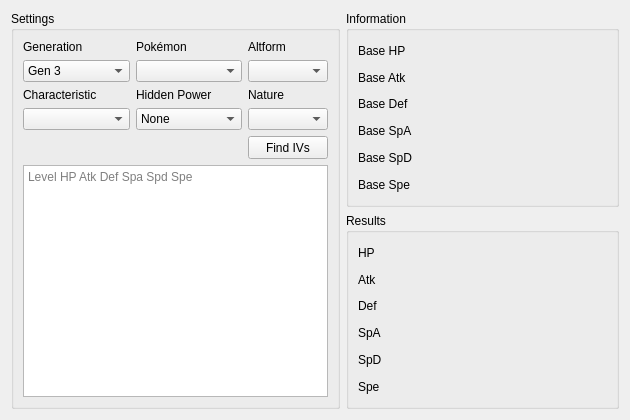
Admiral-Fish/PokeFinder, file Forms/Util/IVCalculator.ui: the form before one commit.
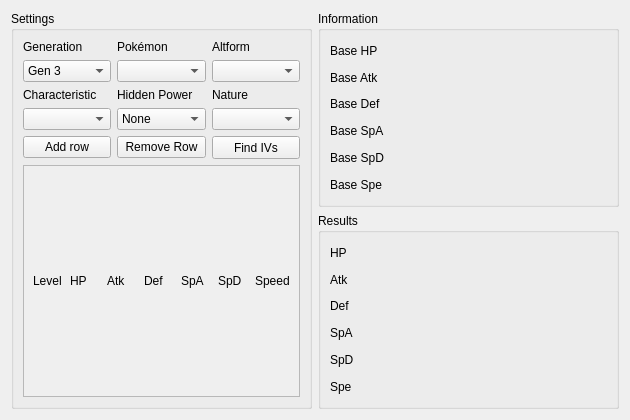
The form after the commit.

Diff of the .ui file:
```diff
--- a/Forms/Util/IVCalculator.ui
+++ b/Forms/Util/IVCalculator.ui
@@ -26,35 +26,33 @@
       <string>Settings</string>
      </property>
      <layout class="QGridLayout" name="gridLayout">
-      <item row="3" column="1">
-       <widget class="QComboBox" name="comboBoxHiddenPower">
-        <item>
-         <property name="text">
-          <string>None</string>
-         </property>
-        </item>
+      <item row="2" column="0">
+       <widget class="QLabel" name="labelCharacteristic">
+        <property name="text">
+         <string>Characteristic</string>
+        </property>
        </widget>
       </item>
-      <item row="4" column="0" colspan="2">
-       <spacer name="horizontalSpacer">
-        <property name="orientation">
-         <enum>Qt::Horizontal</enum>
+      <item row="0" column="0">
+       <widget class="QLabel" name="labelGeneraiton">
+        <property name="text">
+         <string>Generation</string>
         </property>
-        <property name="sizeHint" stdset="0">
-         <size>
-          <width>219</width>
-          <height>20</height>
-         </size>
-        </property>
-       </spacer>
+       </widget>
       </item>
-      <item row="2" column="2">
-       <widget class="QLabel" name="labelNature">
+      <item row="0" column="2">
+       <widget class="QLabel" name="labelAltForm">
         <property name="text">
-         <string>Nature</string>
+         <string>Altform</string>
         </property>
        </widget>
       </item>
+      <item row="1" column="2">
+       <widget class="QComboBox" name="comboBoxAltForm"/>
+      </item>
+      <item row="1" column="1">
+       <widget class="QComboBox" name="comboBoxPokemon"/>
+      </item>
       <item row="4" column="2">
        <widget class="QPushButton" name="pushButtonFindIVs">
         <property name="minimumSize">
@@ -68,6 +66,42 @@
         </property>
        </widget>
       </item>
+      <item row="2" column="2">
+       <widget class="QLabel" name="labelNature">
+        <property name="text">
+         <string>Nature</string>
+        </property>
+       </widget>
+      </item>
+      <item row="2" column="1">
+       <widget class="QLabel" name="labelHiddenPower">
+        <property name="text">
+         <string>Hidden Power</string>
+        </property>
+       </widget>
+      </item>
+      <item row="0" column="1">
+       <widget class="QLabel" name="labelSpecies">
+        <property name="text">
+         <string>Pokémon</string>
+        </property>
+       </widget>
+      </item>
+      <item row="3" column="1">
+       <widget class="QComboBox" name="comboBoxHiddenPower">
+        <item>
+         <property name="text">
+          <string>None</string>
+         </property>
+        </item>
+       </widget>
+      </item>
+      <item row="3" column="0">
+       <widget class="QComboBox" name="comboBoxCharacteristic"/>
+      </item>
+      <item row="3" column="2">
+       <widget class="QComboBox" name="comboBoxNature"/>
+      </item>
       <item row="1" column="0">
        <widget class="QComboBox" name="comboBoxGeneration">
         <item>
@@ -87,60 +121,130 @@
         </item>
        </widget>
       </item>
-      <item row="3" column="0">
-       <widget class="QComboBox" name="comboBoxCharacteristic"/>
-      </item>
       <item row="5" column="0" colspan="3">
-       <widget class="QTextEdit" name="textEdit">
-        <property name="placeholderText">
-         <string>Level HP Atk Def Spa Spd Spe</string>
+       <widget class="QScrollArea" name="scrollArea">
+        <property name="widgetResizable">
+         <bool>true</bool>
         </property>
+        <widget class="QWidget" name="scrollAreaWidgetContents">
+         <property name="geometry">
+          <rect>
+           <x>0</x>
+           <y>0</y>
+           <width>277</width>
+           <height>236</height>
+          </rect>
+         </property>
+         <layout class="QGridLayout" name="gridLayoutEntry">
+          <item row="0" column="0">
+           <widget class="QLabel" name="labelLevel">
+            <property name="sizePolicy">
+             <sizepolicy hsizetype="Preferred" vsizetype="Fixed">
+              <horstretch>0</horstretch>
+              <verstretch>0</verstretch>
+             </sizepolicy>
+            </property>
+            <property name="text">
+             <string>Level</string>
+            </property>
+           </widget>
+          </item>
+          <item row="0" column="1">
+           <widget class="QLabel" name="labelHP">
+            <property name="sizePolicy">
+             <sizepolicy hsizetype="Preferred" vsizetype="Fixed">
+              <horstretch>0</horstretch>
+              <verstretch>0</verstretch>
+             </sizepolicy>
+            </property>
+            <property name="text">
+             <string>HP</string>
+            </property>
+           </widget>
+          </item>
+          <item row="0" column="2">
+           <widget class="QLabel" name="labelAtk">
+            <property name="sizePolicy">
+             <sizepolicy hsizetype="Preferred" vsizetype="Fixed">
+              <horstretch>0</horstretch>
+              <verstretch>0</verstretch>
+             </sizepolicy>
+            </property>
+            <property name="text">
+             <string>Atk</string>
+            </property>
+           </widget>
+          </item>
+          <item row="0" column="3">
+           <widget class="QLabel" name="labelDef">
+            <property name="sizePolicy">
+             <sizepolicy hsizetype="Preferred" vsizetype="Fixed">
+              <horstretch>0</horstretch>
+              <verstretch>0</verstretch>
+             </sizepolicy>
+            </property>
+            <property name="text">
+             <string>Def</string>
+            </property>
+           </widget>
+          </item>
+          <item row="0" column="4">
+           <widget class="QLabel" name="labelSpA">
+            <property name="sizePolicy">
+             <sizepolicy hsizetype="Preferred" vsizetype="Fixed">
+              <horstretch>0</horstretch>
+              <verstretch>0</verstretch>
+             </sizepolicy>
+            </property>
+            <property name="text">
+             <string>SpA</string>
+            </property>
+           </widget>
+          </item>
+          <item row="0" column="5">
+           <widget class="QLabel" name="labelSpD">
+            <property name="sizePolicy">
+             <sizepolicy hsizetype="Preferred" vsizetype="Fixed">
+              <horstretch>0</horstretch>
+              <verstretch>0</verstretch>
+             </sizepolicy>
+            </property>
+            <property name="text">
+             <string>SpD</string>
+            </property>
+           </widget>
+          </item>
+          <item row="0" column="6">
+           <widget class="QLabel" name="labelSpe">
+            <property name="sizePolicy">
+             <sizepolicy hsizetype="Preferred" vsizetype="Fixed">
+              <horstretch>0</horstretch>
+              <verstretch>0</verstretch>
+             </sizepolicy>
+            </property>
+            <property name="text">
+             <string>Speed</string>
+            </property>
+           </widget>
+          </item>
+         </layout>
+        </widget>
        </widget>
       </item>
-      <item row="2" column="0">
-       <widget class="QLabel" name="labelCharacteristic">
+      <item row="4" column="0">
+       <widget class="QPushButton" name="pushButtonAddRow">
         <property name="text">
-         <string>Characteristic</string>
+         <string>Add row</string>
         </property>
        </widget>
       </item>
-      <item row="3" column="2">
-       <widget class="QComboBox" name="comboBoxNature"/>
-      </item>
-      <item row="2" column="1">
-       <widget class="QLabel" name="labelHiddenPower">
+      <item row="4" column="1">
+       <widget class="QPushButton" name="pushButtonRemoveRow">
         <property name="text">
-         <string>Hidden Power</string>
+         <string>Remove Row</string>
         </property>
        </widget>
       </item>
-      <item row="0" column="0">
-       <widget class="QLabel" name="labelGeneraiton">
-        <property name="text">
-         <string>Generation</string>
-        </property>
-       </widget>
-      </item>
-      <item row="1" column="1">
-       <widget class="QComboBox" name="comboBoxPokemon"/>
-      </item>
-      <item row="0" column="1">
-       <widget class="QLabel" name="labelSpecies">
-        <property name="text">
-         <string>Pokémon</string>
-        </property>
-       </widget>
-      </item>
-      <item row="0" column="2">
-       <widget class="QLabel" name="labelAltForm">
-        <property name="text">
-         <string>Altform</string>
-        </property>
-       </widget>
-      </item>
-      <item row="1" column="2">
-       <widget class="QComboBox" name="comboBoxAltForm"/>
-      </item>
      </layout>
     </widget>
    </item>
```
Left out of the diff: 4 changed lines with no effect on the pictures.
